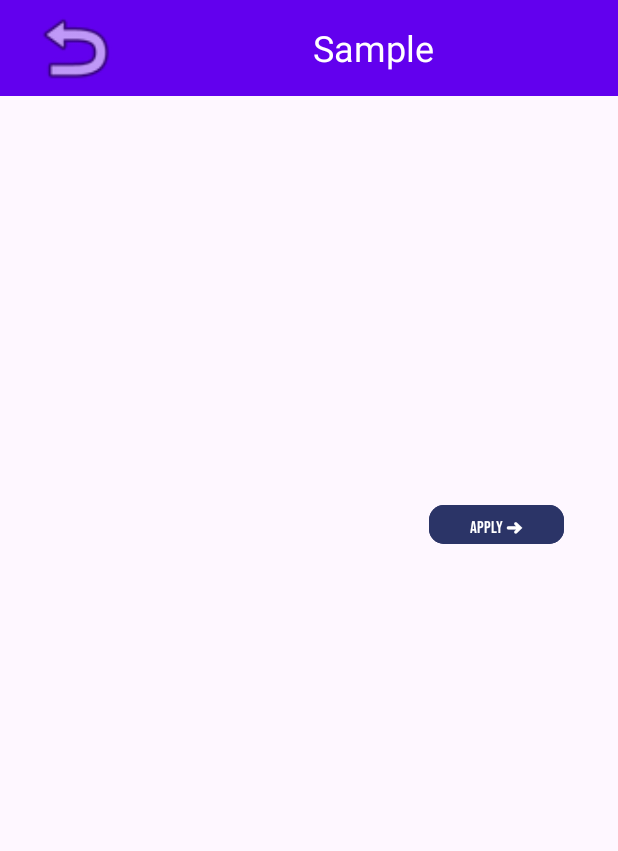
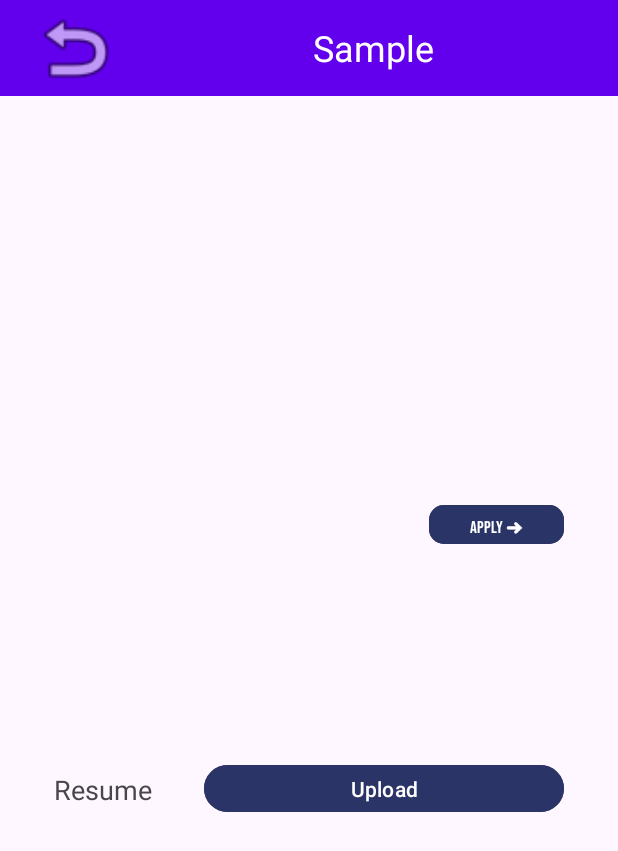
Before and after one commit to S-Chanchon11/InternStation, an Android app: the DetailActivity screen opened directly, with no data from a screen before it, on a phone screen of 412 x 824 dp. Shown: the top 851 px of the screen. Run offline under Robolectric (Android 15) with nearby library versions, the phone set to English and light mode, and no system bars; our stand-ins replace Firebase (no records; nobody signed in at launch, a user with empty details on screens opened directly); 2 statements that could not run were skipped.

Commit message:
upload pdf and image file

```diff
--- a/app/src/main/java/com/egci428/internstation/DetailActivity.kt
+++ b/app/src/main/java/com/egci428/internstation/DetailActivity.kt
@@ -1,6 +1,7 @@
 package com.egci428.internstation
 
 import android.content.Intent
+import android.net.Uri
 import androidx.appcompat.app.AppCompatActivity
 import android.os.Bundle
 import android.util.Log
@@ -10,6 +11,10 @@ import android.widget.TextView
 import android.widget.Toast
 import com.egci428.internstation.Data.AppliedData
 import com.google.firebase.firestore.FirebaseFirestore
+import com.google.firebase.storage.FirebaseStorage
+import com.google.firebase.storage.StorageReference
+import com.google.firebase.storage.UploadTask
+import java.io.File
 
 
 class DetailActivity : AppCompatActivity() {
@@ -24,7 +29,11 @@ class DetailActivity : AppCompatActivity() {
     lateinit var duration: TextView
     lateinit var userID:String
     lateinit var dataReference: FirebaseFirestore
-
+    lateinit var resumeBtn: Button
+    internal var storage: FirebaseStorage? = null
+    internal var storageReference: StorageReference? = null
+    private  var filePath: Uri? = null
+    private var filename: String = ""
     override fun onCreate(savedInstanceState: Bundle?) {
         super.onCreate(savedInstanceState)
         setContentView(R.layout.activity_detail)
@@ -37,18 +46,29 @@ class DetailActivity : AppCompatActivity() {
         qualification = findViewById(R.id.qualification)
         applyBtn = findViewById(R.id.applyBtn)
         duration = findViewById(R.id.duration)
+        resumeBtn = findViewById(R.id.resumeBtn)
         dataReference = FirebaseFirestore.getInstance()
+        storage = FirebaseStorage.getInstance()
+        storageReference = storage!!.reference
+        filePath = Uri.fromFile(File("storage/emulated/0/Download"))
 
         backBtn.setOnClickListener {
             val intent = Intent(this,Home::class.java)
-            finish()
+            startActivity(intent)
         }
 
         applyBtn.setOnClickListener{
             submitAppliedData()
+            uploadPDF()
             sendID("Applied")
-            val intent = Intent(this,Home::class.java)
-            startActivity(intent)
+            finish()
+        }
+
+        resumeBtn.setOnClickListener {
+            val intentPdf = Intent()
+            intentPdf.setType("application/pdf")
+            intentPdf.setAction(Intent.ACTION_GET_CONTENT)
+            startActivityForResult(Intent.createChooser(intentPdf,"PDF"),11)
         }
 
         val companyName = intent.getStringExtra("companyName")
@@ -97,5 +117,26 @@ class DetailActivity : AppCompatActivity() {
         val intent = Intent(this, jclass::class.java)
         intent.putExtra("userID",userID)
     }
+    private fun uploadPDF(){
+        filename = userID
+        var mRefrence= storageReference!!.child(filename+"/"+"resume")
+        try{
+            filePath?.let {
+                mRefrence.putFile(it).addOnSuccessListener { taskSnapshot: UploadTask.TaskSnapshot? ->
+                    Toast.makeText(this,"Successfully uploaded",Toast.LENGTH_LONG).show()
+                }
+            }
+        }
+        catch (e: Exception){
+            Toast.makeText(this,e.toString(),Toast.LENGTH_LONG).show()
+        }
+    }
+    override fun onActivityResult(requestCode: Int, resultCode: Int, data: Intent?) {
+        super.onActivityResult(requestCode, resultCode, data)
+        if(requestCode==11 && resultCode==RESULT_OK){
+            Log.d("RESULT PDF", "result is ok")
+            filePath=data!!.data
+        }
+    }
 
 }
--- a/app/src/main/java/com/egci428/internstation/Home.kt
+++ b/app/src/main/java/com/egci428/internstation/Home.kt
@@ -319,7 +319,6 @@ class Home : AppCompatActivity(), NavigationView.OnNavigationItemSelectedListene
             office.longitude = companyObj[i].long
             val distance = curr.distanceTo(office)/1000
             companyObj[i].distance = distance.toDouble()
-
             Log.d("calculateDistance",companyObj[i].company +"     "+ distance.toString())
             i++
         }
--- a/app/src/main/java/com/egci428/internstation/Login.kt
+++ b/app/src/main/java/com/egci428/internstation/Login.kt
@@ -62,7 +62,7 @@ class Login : AppCompatActivity() {
                                 Toast.makeText(baseContext, "Login Success", Toast.LENGTH_SHORT).show()
                                 startActivity(intent)
                                 break
-                            }else{
+                            }else if (dataList.equals(dataList.lastIndex)){
                                 Log.d("LOGIN","USERNAME AND PASSWORD IS NOT MATCH")
                                 password.text.clear()
                                 Toast.makeText(baseContext, "Incorrect Username/Password", Toast.LENGTH_LONG).show()
--- a/app/src/main/res/layout/activity_detail.xml
+++ b/app/src/main/res/layout/activity_detail.xml
@@ -6,7 +6,11 @@
     android:layout_height="match_parent"
     tools:context=".DetailActivity">
 
-    <include layout="@layout/titlebar"/>
+    <include
+        layout="@layout/titlebar"
+        tools:layout_editor_absoluteX="36dp"
+        tools:layout_editor_absoluteY="59dp" />
+
     <TextView
         android:id="@+id/jobOffer"
         android:layout_width="179dp"
@@ -96,11 +100,33 @@
         android:layout_marginTop="16dp"
         android:layout_marginEnd="16dp"
         android:text="Duration"
-        app:layout_constraintBottom_toBottomOf="parent"
         app:layout_constraintEnd_toEndOf="parent"
         app:layout_constraintHorizontal_bias="0.0"
         app:layout_constraintStart_toStartOf="parent"
-        app:layout_constraintTop_toBottomOf="@+id/jobdes"
-        app:layout_constraintVertical_bias="0.106" />
+        app:layout_constraintTop_toBottomOf="@+id/jobdes" />
+
+    <TextView
+        android:id="@+id/textView3"
+        android:layout_width="wrap_content"
+        android:layout_height="wrap_content"
+        android:layout_marginStart="36dp"
+        android:layout_marginTop="64dp"
+        android:text="Resume"
+        android:textSize="18sp"
+        app:layout_constraintStart_toStartOf="parent"
+        app:layout_constraintTop_toBottomOf="@+id/duration" />
+
+    <Button
+        android:id="@+id/resumeBtn"
+        android:layout_width="240dp"
+        android:layout_height="39dp"
+        android:layout_marginTop="56dp"
+        android:layout_marginEnd="36dp"
+        android:backgroundTint="#2B3467"
+        android:text="Upload"
+        app:layout_constraintEnd_toEndOf="parent"
+        app:layout_constraintHorizontal_bias="1.0"
+        app:layout_constraintStart_toEndOf="@+id/textView3"
+        app:layout_constraintTop_toBottomOf="@+id/duration" />
 
 </androidx.constraintlayout.widget.ConstraintLayout>
```
Also changed, not shown: app/src/main/java/com/egci428/internstation/Register.kt (+8 -41 lines), app/src/main/res/layout/activity_applied.xml (+10 -6 lines), app/src/main/res/layout/activity_register.xml (+7 -29 lines).
